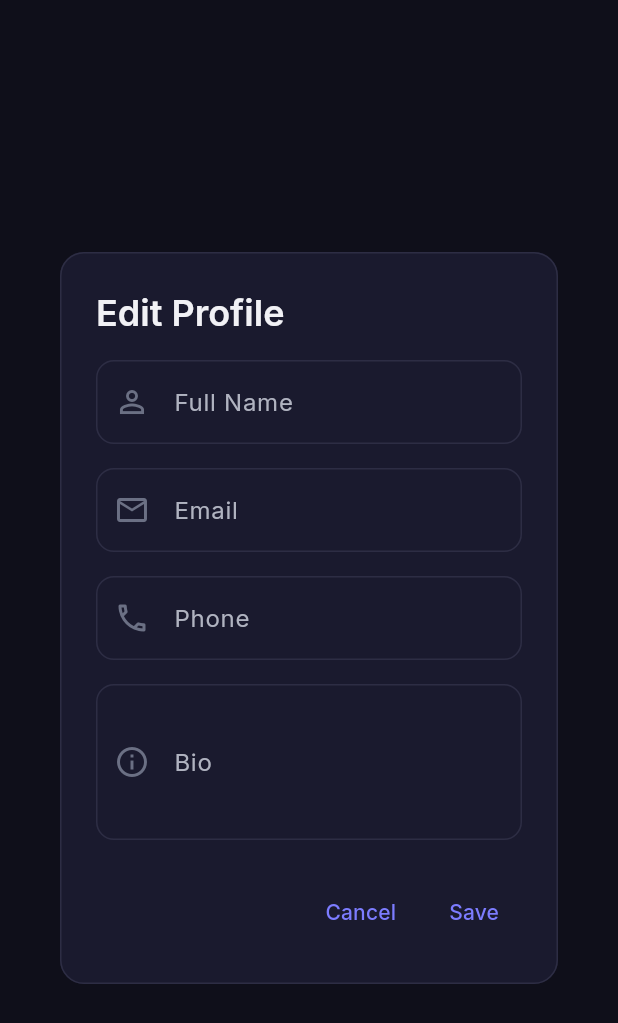
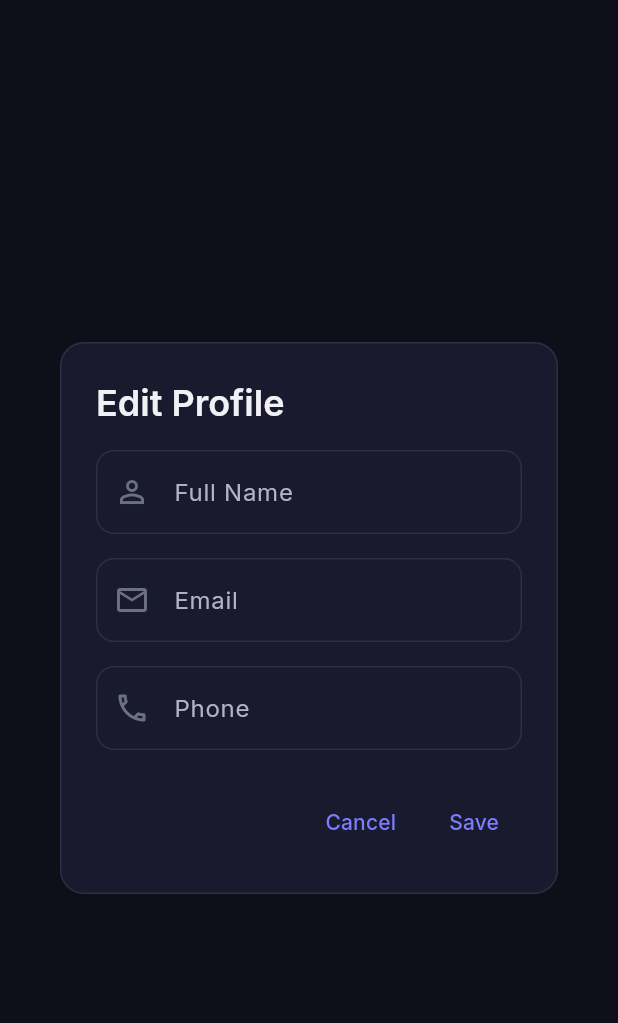
Before and after one commit to HsuSandarWin283/spot-training, a Flutter app: the UserEditDialog widget shown alone on an empty page, opened directly with empty values, on a phone screen of 412 x 824 dp. Shown: the top 1023 px of the screen. Run offline on Flutter 3.47's test engine with Material 3 defaults, Android fonts, the phone set to English and light mode, and no system bars; our stand-ins replace audioplayers, camera, cloud_firestore, equatable, firebase_auth, firebase_core and 6 more; missing offline and left inert: dart:js, edge_tts, google_mlkit_pose_detection; accounts and stored records are empty.

```diff
--- a/admin_panel/lib/src/features/user_management/pages/user_edit_dialog.dart
+++ b/admin_panel/lib/src/features/user_management/pages/user_edit_dialog.dart
@@ -17,7 +17,6 @@ class _UserEditDialogState extends ConsumerState<UserEditDialog> {
   late final TextEditingController _fullNameController;
   late final TextEditingController _emailController;
   late final TextEditingController _phoneController;
-  late final TextEditingController _bioController;
   final _formKey = GlobalKey<FormState>();
   bool _isSaving = false;
 
@@ -30,8 +29,6 @@ class _UserEditDialogState extends ConsumerState<UserEditDialog> {
         TextEditingController(text: widget.user['email'] as String? ?? '');
     _phoneController =
         TextEditingController(text: widget.user['phone'] as String? ?? '');
-    _bioController =
-        TextEditingController(text: widget.user['bio'] as String? ?? '');
   }
 
   @override
@@ -39,7 +36,6 @@ class _UserEditDialogState extends ConsumerState<UserEditDialog> {
     _fullNameController.dispose();
     _emailController.dispose();
     _phoneController.dispose();
-    _bioController.dispose();
     super.dispose();
   }
 
@@ -84,15 +80,6 @@ class _UserEditDialogState extends ConsumerState<UserEditDialog> {
                   prefixIcon: const Icon(Icons.phone_outlined),
                 ),
               ),
-              const SizedBox(height: 16),
-              TextFormField(
-                controller: _bioController,
-                decoration: InputDecoration(
-                  labelText: AppLocalizations.of(context)!.bio,
-                  prefixIcon: const Icon(Icons.info_outline),
-                ),
-                maxLines: 3,
-              ),
             ],
           ),
         ),
@@ -133,7 +120,6 @@ class _UserEditDialogState extends ConsumerState<UserEditDialog> {
         'fullName': _fullNameController.text.trim(),
         'email': _emailController.text.trim(),
         'phone': _phoneController.text.trim(),
-        'bio': _bioController.text.trim(),
       });
 
       if (mounted) {
```
Also changed, not shown: admin_panel/lib/src/features/user_management/pages/user_management_page.dart (+0 -21 lines).
